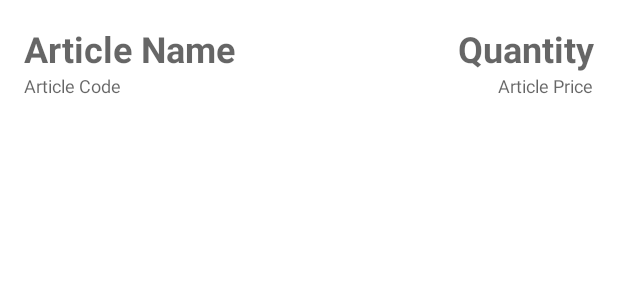
After one commit to ksharshembie/whint, an Android app: the layout item_stock_in.xml on its own in the app's theme, with its tools: preview values and no code run, on a phone screen of 412 x 824 dp. The commit adds this screen. Shown: the top 300 px of the screen. Run offline under Robolectric (Android 15) with nearby library versions, the phone set to English and light mode, and no system bars.

Commit message:
StockInAdapter added RecyclerView in StockInFragment.kt add

```diff
--- a/app/src/main/java/com/ksharshembie/whint/local/dao/SlipItemDao.kt
+++ b/app/src/main/java/com/ksharshembie/whint/local/dao/SlipItemDao.kt
@@ -2,10 +2,14 @@ package com.ksharshembie.whint.local.dao
 
 import androidx.room.Dao
 import androidx.room.Insert
+import androidx.room.Query
 import com.ksharshembie.whint.local.room.SlipItem
 
 @Dao
 interface SlipItemDao {
     @Insert
     fun insert(slipItem: SlipItem)
+
+    @Query("Select * from slipitem where idSlip = :slipId")
+    fun getSlipItems(slipId: Long):List<SlipItem>
 }
--- a/app/src/main/java/com/ksharshembie/whint/local/db/Database.kt
+++ b/app/src/main/java/com/ksharshembie/whint/local/db/Database.kt
@@ -9,7 +9,7 @@ import com.ksharshembie.whint.local.room.Article
 import com.ksharshembie.whint.local.room.Slip
 import com.ksharshembie.whint.local.room.SlipItem
 
-@Database(entities = [Article::class, Slip::class, SlipItem::class], version = 4)
+@Database(entities = [Article::class, Slip::class, SlipItem::class], version = 5)
 abstract class Database : RoomDatabase() {
     abstract fun dao(): ArticleDao
     abstract fun daoSlip(): SlipDao
--- a/app/src/main/java/com/ksharshembie/whint/local/room/Slip.kt
+++ b/app/src/main/java/com/ksharshembie/whint/local/room/Slip.kt
@@ -9,7 +9,7 @@ data class Slip(
     var idSlip: Long? = null,
     var slipNumber: String? = null,
     var slipDate: Long? = null,
-    var idDate: Long,
+    var idDate: Long = System.currentTimeMillis(),
     var idChangeDate: Long? = null,
     var idCancelDate: Long? = null,
     var idVendor: Long? = null,
--- a/app/src/main/java/com/ksharshembie/whint/local/room/SlipItem.kt
+++ b/app/src/main/java/com/ksharshembie/whint/local/room/SlipItem.kt
@@ -9,6 +9,8 @@ data class SlipItem(
     var idSlipItem: Long? = null,
     var idSlip: Long? = null,
     var idArticle: Long,
+    var articleCode: String,
+    var articleName: String,
     var quantity: Int,
     var price: Long,
     var idDate: Long
--- /dev/null
+++ b/app/src/main/res/layout/item_stock_in.xml
@@ -0,0 +1,48 @@
+<?xml version="1.0" encoding="utf-8"?>
+<androidx.constraintlayout.widget.ConstraintLayout xmlns:android="http://schemas.android.com/apk/res/android"
+    xmlns:app="http://schemas.android.com/apk/res-auto"
+    android:layout_width="match_parent"
+    android:layout_height="wrap_content"
+    android:padding="@dimen/dft_padding">
+
+    <TextView
+        android:id="@+id/tv_articleName"
+        android:layout_width="250dp"
+        android:layout_height="wrap_content"
+        android:hint="@string/article_name"
+        android:textSize="24sp"
+        android:textStyle="bold"
+        app:layout_constraintStart_toStartOf="parent"
+        app:layout_constraintTop_toTopOf="parent" />
+
+    <TextView
+        android:id="@+id/tv_articleCode"
+        android:layout_width="250dp"
+        android:layout_height="wrap_content"
+        android:hint="@string/article_code"
+        android:textSize="12sp"
+        app:layout_constraintStart_toStartOf="parent"
+        app:layout_constraintTop_toBottomOf="@id/tv_articleName" />
+
+
+    <TextView
+        android:id="@+id/tv_articlePrice"
+        android:layout_width="wrap_content"
+        android:layout_height="wrap_content"
+        android:hint="@string/article_price"
+        android:textSize="12sp"
+        app:layout_constraintEnd_toEndOf="parent"
+        app:layout_constraintTop_toBottomOf="@id/tv_quantity" />
+
+    <TextView
+        android:id="@+id/tv_quantity"
+        android:layout_width="wrap_content"
+        android:layout_height="wrap_content"
+        android:hint="@string/quantity"
+        android:textSize="24sp"
+        android:textStyle="bold"
+        app:layout_constraintEnd_toEndOf="parent"
+        app:layout_constraintTop_toTopOf="parent" />
+
+
+</androidx.constraintlayout.widget.ConstraintLayout>
```
Also changed, not shown: app/src/main/java/com/ksharshembie/whint/ui/home/stockIn/StockInAdapter.kt (added, +49 -0 lines), app/src/main/java/com/ksharshembie/whint/ui/home/stockIn/StockInAddFragment.kt (+6 -4 lines), app/src/main/java/com/ksharshembie/whint/ui/home/stockIn/StockInFragment.kt (+18 -12 lines), app/src/main/res/layout/fragment_stock_in.xml (+9 -0 lines).
